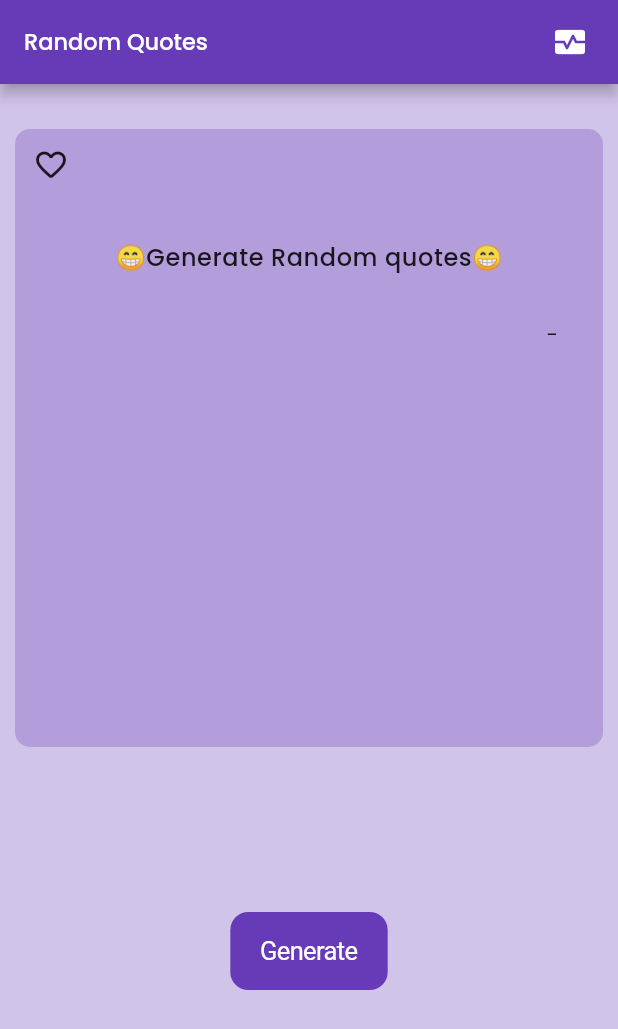
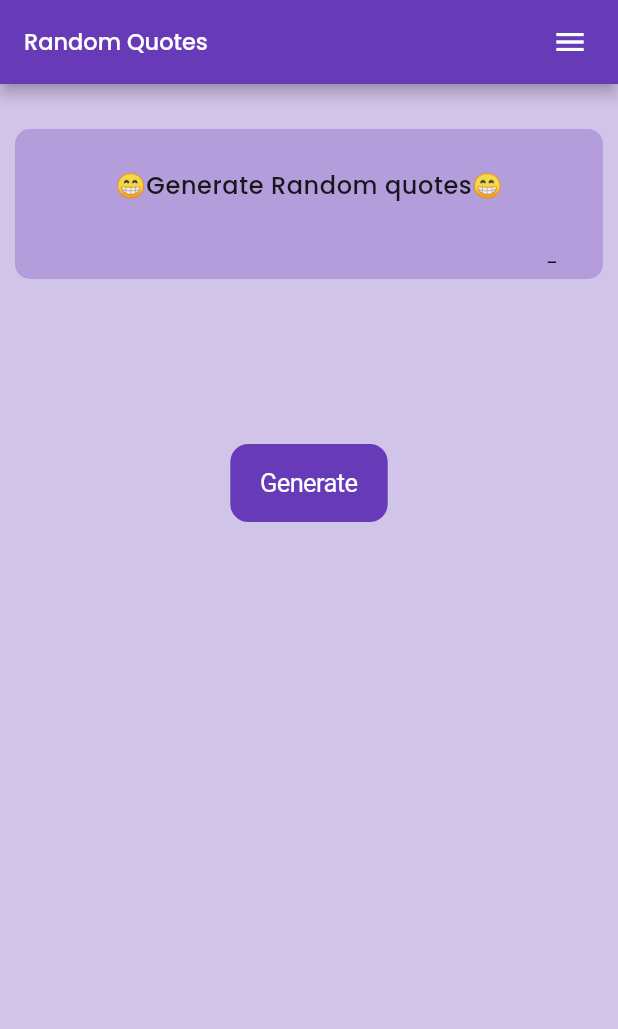
Before and after one commit to Nishan-Pradhan06/RandomQuotes-Generator, a Flutter app: the screen it shows after launch, on a phone screen of 412 x 824 dp. Shown: the top 1029 px of the screen. Run offline on Flutter 3.47's test engine with Material 2 defaults, Android fonts, the phone set to English and light mode, and no system bars; our stand-ins replace google_fonts.

Commit message:
make container dyanamic responsible with its content

```diff
--- a/lib/main.dart
+++ b/lib/main.dart
@@ -1,11 +1,11 @@
 import 'package:flutter/material.dart';
 import 'package:learngin/screens/home_screen.dart';
 
-import 'controller/deoendency_injections.dart';
+// import 'controller/deoendency_injections.dart';
 
 void main() {
   runApp(const MyApp());
-  DependencyInjection.init();
+  // DependencyInjection.init();
 }
 
 class MyApp extends StatelessWidget {
--- a/lib/screens/home_screen.dart
+++ b/lib/screens/home_screen.dart
@@ -15,6 +15,7 @@ class HomeScreen extends StatefulWidget {
 class _HomeScreenState extends State<HomeScreen> {
   String quotes = "😁Generate Random quotes😁";
   String author = "";
+  bool _isLoading = true;
   @override
   Widget build(BuildContext context) {
     return SafeArea(
@@ -24,7 +25,7 @@ class _HomeScreenState extends State<HomeScreen> {
           actions: const [
             Padding(
               padding: EdgeInsets.only(right: 20),
-              child: Icon(Icons.monitor_heart),
+              child: Icon(Icons.menu),
             )
           ],
           title: Text(
@@ -40,10 +41,8 @@ class _HomeScreenState extends State<HomeScreen> {
             ),
             Padding(
               padding: const EdgeInsets.all(10),
+              child: IntrinsicHeight(
                 child: Container(
-                // height: 150,
-                height: MediaQuery.of(context).size.height * 0.5,
-                width: double.infinity,
                   // decoration: BoxDecoration(border: Border.all(width: 8)),
                   decoration: BoxDecoration(
                     color: Colors.deepPurple.shade200,
@@ -51,15 +50,6 @@ class _HomeScreenState extends State<HomeScreen> {
                   ),
                   child: Column(
                     children: [
-                    Align(
-                      alignment: Alignment.topLeft,
-                      child: IconButton(
-                        onPressed: () {
-                          debugPrint("clicked favorite");
-                        },
-                        icon: const Icon(Icons.favorite_border_rounded),
-                      ),
-                    ),
                       Padding(
                         padding: const EdgeInsets.only(
                             top: 25, left: 10, right: 10, bottom: 10),
@@ -93,6 +83,7 @@ class _HomeScreenState extends State<HomeScreen> {
                   ),
                 ),
               ),
+            ),
             Padding(
               padding: const EdgeInsets.only(top: 100),
               child: Center(
@@ -107,6 +98,7 @@ class _HomeScreenState extends State<HomeScreen> {
                     var data = jsonDecode(response.body);
                     quotes = data["content"];
                     author = data["author"];
+                    _isLoading = false;
 
                     // ignore: use_build_context_synchronously
                     // Navigator.of(context).push(
--- a/pubspec.yaml
+++ b/pubspec.yaml
@@ -19,6 +19,7 @@ dependencies:
   google_fonts: ^4.0.4
   get: ^4.6.5
   connectivity_plus: ^5.0.0
+  internet_connection_checker: ^1.0.0+1
 
 dev_dependencies:
   flutter_test:
```
Also changed, not shown: lib/controller/deoendency_injections.dart (+7 -7 lines), lib/controller/network_controller.dart (+38 -38 lines), pubspec.lock. Lines whose indentation alone changed are shown as unchanged.
